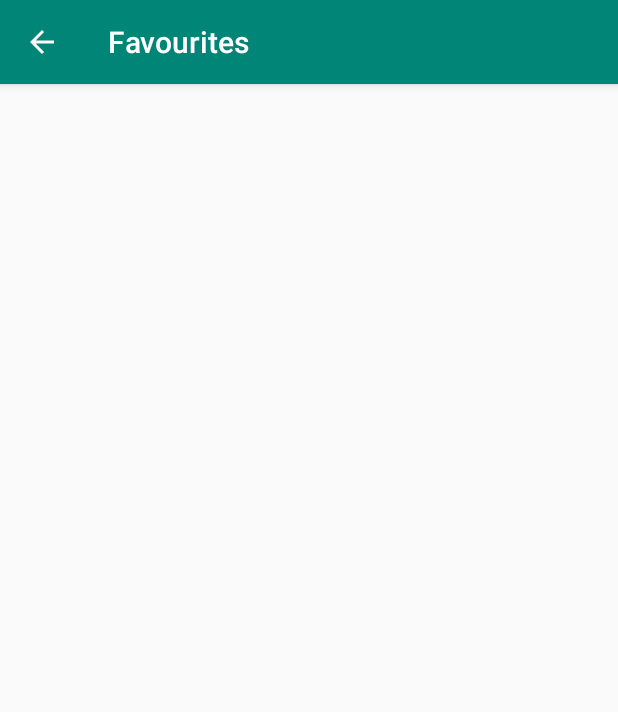
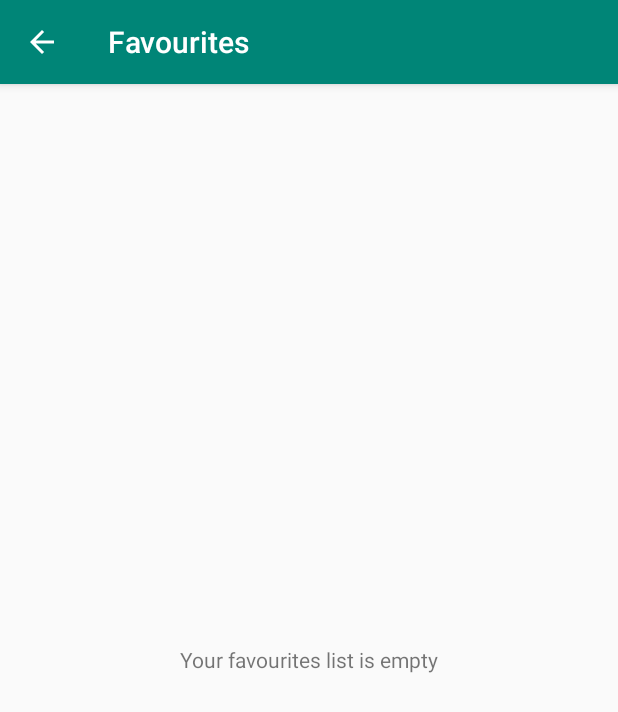
Before and after one commit to hornuglan/movie-catalog, an Android app: the screen it shows after launch (FavouritesActivity), after a tap on "FAVOURITES", on a phone screen of 412 x 824 dp. Shown: the top 712 px of the screen. Run offline under Robolectric (Android 15) with nearby library versions, the phone set to English and light mode, and no system bars.

Commit message:
Refactor: empty view if favourites list is empty, code clean up, comments added

```diff
--- a/app/src/main/java/com/example/moviecatalogue/FavouritesActivity.kt
+++ b/app/src/main/java/com/example/moviecatalogue/FavouritesActivity.kt
@@ -1,13 +1,11 @@
 package com.example.moviecatalogue
 
 import android.content.Intent
-import androidx.appcompat.app.AppCompatActivity
 import android.os.Bundle
 import android.view.LayoutInflater
 import android.view.View
-import android.view.ViewGroup
 import android.widget.ImageView
-import android.widget.TextView
+import androidx.appcompat.app.AppCompatActivity
 import androidx.recyclerview.widget.DividerItemDecoration
 import androidx.recyclerview.widget.LinearLayoutManager
 import androidx.recyclerview.widget.RecyclerView
@@ -28,9 +26,16 @@ class FavouritesActivity : AppCompatActivity() {
 
     private fun initRecycler() {
         val recyclerView = findViewById<RecyclerView>(R.id.list_favourites)
+        val emptyView = findViewById<View>(R.id.empty_view)
         val layoutManager = LinearLayoutManager(this, LinearLayoutManager.VERTICAL, false)
         recyclerView.layoutManager = layoutManager
-        recyclerView.adapter = FavouritesAdapter(LayoutInflater.from(this), favourites, object : FavouritesAdapter.OnMovieClickListener {
+        if (favourites.isEmpty()) {
+            showEmptyView(recyclerView, emptyView)
+        } else {
+            recyclerView.adapter = FavouritesAdapter(
+                LayoutInflater.from(this),
+                favourites,
+                object : FavouritesAdapter.OnMovieClickListener {
                     override fun onDetailsButtonClickListener(movieItem: MovieItem) {
                         openPreview(movieItem.title, movieItem.poster)
                     }
@@ -40,15 +45,26 @@ class FavouritesActivity : AppCompatActivity() {
                         position: Int,
                         removeFromFavouritesView: ImageView
                     ) {
-                favourites.removeAt(position)
+                        favourites.remove(movieItem)
                         recyclerView.adapter?.notifyItemRemoved(position)
+                        if (favourites.isEmpty()) {
+                            showEmptyView(recyclerView, emptyView)
+                        }
                     }
                 })
 
             val itemDecoration = DividerItemDecoration(this, DividerItemDecoration.VERTICAL)
             recyclerView.addItemDecoration(itemDecoration)
         }
+    }
 
+    //hides recycler view and shows message if the list is empty
+    private fun showEmptyView(recyclerView: RecyclerView, emptyView: View) {
+        recyclerView.visibility = View.GONE
+        emptyView.visibility = View.VISIBLE
+    }
+
+    //opens movie preview activity from the favourites list
     fun openPreview(movieTitle: Int, moviePoster: Int) {
         val intent = Intent(this, MovieDetailsActivity::class.java)
         val b = Bundle()
--- a/app/src/main/java/com/example/moviecatalogue/MovieItemViewHolder.kt
+++ b/app/src/main/java/com/example/moviecatalogue/MovieItemViewHolder.kt
@@ -6,8 +6,8 @@ import android.widget.TextView
 import androidx.recyclerview.widget.RecyclerView
 
 class MovieItemViewHolder(itemView: View) : RecyclerView.ViewHolder(itemView) {
-    val titleTv: TextView = itemView.findViewById(R.id.movie_title)
-    val posterIv: ImageView = itemView.findViewById(R.id.movie_poster)
+    private val titleTv: TextView = itemView.findViewById(R.id.movie_title)
+    private val posterIv: ImageView = itemView.findViewById(R.id.movie_poster)
 
     fun bind(item: MovieItem) {
         titleTv.setText(item.title)
--- a/app/src/main/java/com/example/moviecatalogue/MoviesAdapter.kt
+++ b/app/src/main/java/com/example/moviecatalogue/MoviesAdapter.kt
@@ -3,11 +3,14 @@ package com.example.moviecatalogue
 import android.view.LayoutInflater
 import android.view.View
 import android.view.ViewGroup
-import android.widget.Button
 import android.widget.ImageView
 import androidx.recyclerview.widget.RecyclerView
 
-class MoviesAdapter(val inflater: LayoutInflater, val items: ArrayList<MovieItem>, val listener: OnMovieClickListener) : RecyclerView.Adapter<MovieItemViewHolder>() {
+class MoviesAdapter(
+    private val inflater: LayoutInflater,
+    private val items: ArrayList<MovieItem>,
+    private val listener: OnMovieClickListener
+) : RecyclerView.Adapter<MovieItemViewHolder>() {
 
     override fun getItemCount() = items.size
 
@@ -18,8 +21,14 @@ class MoviesAdapter(val inflater: LayoutInflater, val items: ArrayList<MovieItem
         val detailsButton = holder.itemView.findViewById<View>(R.id.movie_details_button)
         detailsButton.setOnClickListener { listener.onDetailsButtonClickListener(item) }
 
-        val addToFavouritesView = holder.itemView.findViewById<ImageView>(R.id.add_to_favourites_button)
-        addToFavouritesView.setOnClickListener { listener.onFavouritesButtonClickListener(item, addToFavouritesView) }
+        val addToFavouritesView =
+            holder.itemView.findViewById<ImageView>(R.id.add_to_favourites_button)
+        addToFavouritesView.setOnClickListener {
+            listener.onFavouritesButtonClickListener(
+                item,
+                addToFavouritesView
+            )
+        }
     }
 
     override fun onCreateViewHolder(parent: ViewGroup, viewType: Int): MovieItemViewHolder {
--- a/app/src/main/res/layout-land/activity_favourites.xml
+++ b/app/src/main/res/layout-land/activity_favourites.xml
@@ -11,12 +11,21 @@
     <androidx.recyclerview.widget.RecyclerView
         android:id="@+id/list_favourites"
         android:layout_width="0dp"
-        android:layout_height="wrap_content"
-        android:layout_marginTop="32dp"
+        android:layout_height="0dp"
+        app:layout_constraintBottom_toBottomOf="parent"
         app:layout_constraintEnd_toEndOf="parent"
-        app:layout_constraintHorizontal_bias="1.0"
+        app:layout_constraintHorizontal_bias="0.0"
         app:layout_constraintStart_toStartOf="parent"
-        app:layout_constraintBottom_toBottomOf="parent"
+        app:layout_constraintTop_toTopOf="parent"
+        app:layout_constraintVertical_bias="0.0"
         tools:listitem="@layout/item_movie" />
 
+    <TextView
+        android:id="@+id/empty_view"
+        android:layout_width="match_parent"
+        android:layout_height="match_parent"
+        android:gravity="center"
+        android:text="@string/empty_view_favourites"
+        android:visibility="gone" />
+
 </androidx.constraintlayout.widget.ConstraintLayout>
--- a/app/src/main/res/layout-land/activity_main.xml
+++ b/app/src/main/res/layout-land/activity_main.xml
@@ -40,10 +40,10 @@
         android:id="@+id/favourites_button"
         android:layout_width="wrap_content"
         android:layout_height="wrap_content"
+        android:layout_marginTop="5dp"
+        android:text="@string/go_to_favourites_button"
         app:layout_constraintStart_toStartOf="parent"
-        app:layout_constraintTop_toTopOf="parent"
-        android:layout_marginTop="5dp"
-        android:text="Favourites"/>
+        app:layout_constraintTop_toTopOf="parent" />
 
 
     <androidx.recyclerview.widget.RecyclerView
--- a/app/src/main/res/layout-land/item_movie.xml
+++ b/app/src/main/res/layout-land/item_movie.xml
@@ -28,9 +28,9 @@
         style="@style/MovieListTitle"
         android:layout_width="wrap_content"
         android:layout_height="wrap_content"
-        android:layout_marginBottom="2dp"
         android:layout_marginStart="8dp"
         android:layout_marginTop="5dp"
+        android:layout_marginBottom="2dp"
         app:layout_constraintStart_toEndOf="@id/movie_poster"
         app:layout_constraintTop_toTopOf="parent"
         tools:text="Movie Title" />
--- a/app/src/main/res/layout/activity_favourites.xml
+++ b/app/src/main/res/layout/activity_favourites.xml
@@ -10,11 +10,21 @@
     <androidx.recyclerview.widget.RecyclerView
         android:id="@+id/list_favourites"
         android:layout_width="0dp"
-        android:layout_height="wrap_content"
+        android:layout_height="0dp"
+        app:layout_constraintBottom_toBottomOf="parent"
         app:layout_constraintEnd_toEndOf="parent"
-        app:layout_constraintHorizontal_bias="1.0"
+        app:layout_constraintHorizontal_bias="0.0"
         app:layout_constraintStart_toStartOf="parent"
-        app:layout_constraintBottom_toBottomOf="parent"
+        app:layout_constraintTop_toTopOf="parent"
+        app:layout_constraintVertical_bias="0.0"
         tools:listitem="@layout/item_movie" />
 
+    <TextView
+        android:id="@+id/empty_view"
+        android:layout_width="match_parent"
+        android:layout_height="match_parent"
+        android:gravity="center"
+        android:text="@string/empty_view_favourites"
+        android:visibility="gone" />
+
 </androidx.constraintlayout.widget.ConstraintLayout>
--- a/app/src/main/res/layout/activity_main.xml
+++ b/app/src/main/res/layout/activity_main.xml
@@ -36,10 +36,10 @@
         android:id="@+id/favourites_button"
         android:layout_width="wrap_content"
         android:layout_height="wrap_content"
-        app:layout_constraintTop_toBottomOf="@id/change_theme_button"
+        android:text="@string/go_to_favourites_button"
+        app:layout_constraintEnd_toEndOf="parent"
         app:layout_constraintStart_toStartOf="parent"
-        app:layout_constraintEnd_toEndOf="parent"
-        android:text="Favourites"/>
+        app:layout_constraintTop_toBottomOf="@id/change_theme_button" />
 
 
     <androidx.recyclerview.widget.RecyclerView
--- a/app/src/main/res/values/strings.xml
+++ b/app/src/main/res/values/strings.xml
@@ -8,11 +8,16 @@
         dolor in reprehenderit in voluptate velit esse cillum dolore eu fugiat nulla pariatur. Excepteur sint occaecat cupidatat non
         proident, sunt in culpa qui officia deserunt mollit anim id est laborum.
     </string>
+    <string name="empty_view_favourites">Your favourites list is empty</string>
 
     //Buttons
     <string name="details_button">Details</string>
     <string name="invite_friend_button">Invite friend</string>
     <string name="change_theme_button">Change Theme</string>
+    <string name="go_to_favourites_button">Favourites</string>
+
+    //Social
+    <string name="invite_friend">Hello! Join me in this Movies Catalogue App:-)</string>
 
     //Movie Titles
     <string name="guardians_of_the_galaxy_title">Guardians of the Galaxy</string>
```
Also changed, not shown: app/src/main/java/com/example/moviecatalogue/FavouritesAdapter.kt (+19 -4 lines), app/src/main/java/com/example/moviecatalogue/MainActivity.kt (+27 -18 lines), 2 other files. Lines whose indentation alone changed are shown as unchanged.
